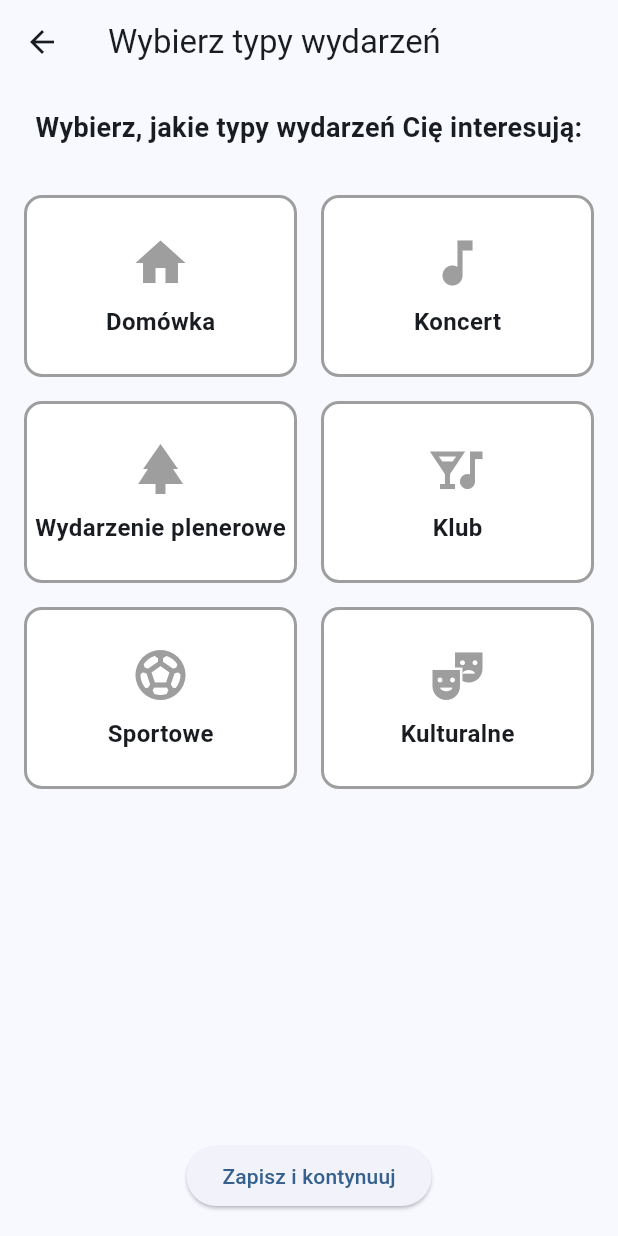
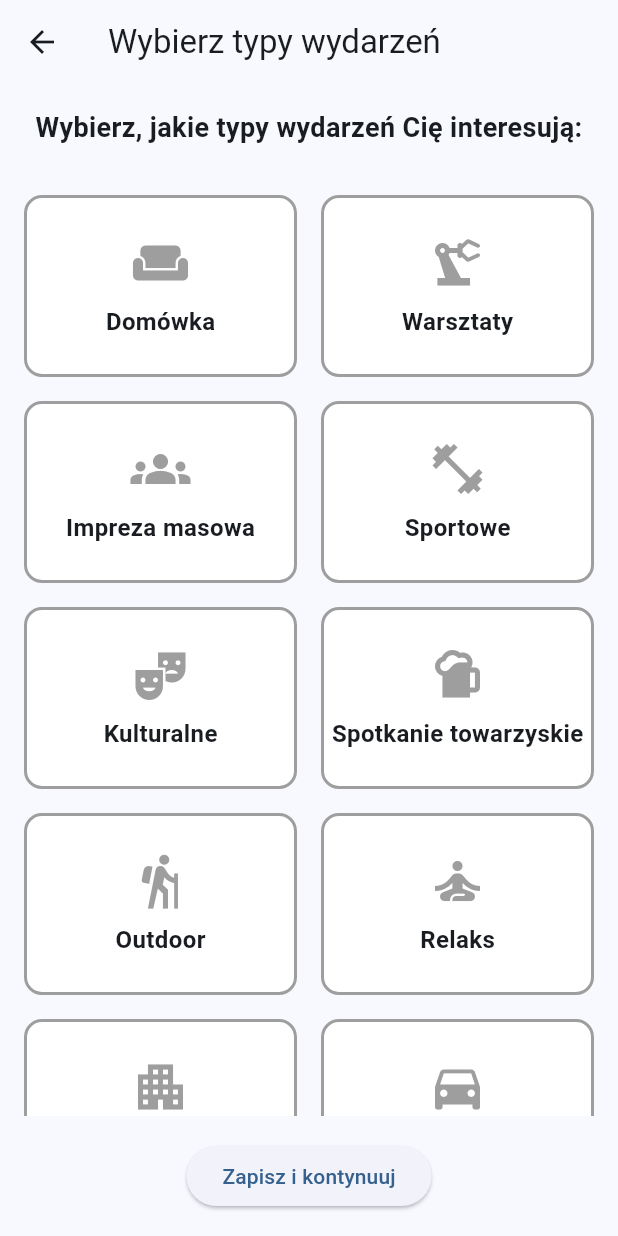
Before and after one commit to flasik1337/HiveIPZ, a Flutter app: the EventPreferencesPage screen opened directly with empty values, on a phone screen of 412 x 824 dp. Run offline on Flutter 3.47's test engine with Material 3 defaults, Android fonts, the phone set to English and light mode, and no system bars; our stand-ins replace flutter_svg, image_picker, shared_preferences; missing offline and left inert: biometric_login; accounts and stored records are empty; network calls fail.

Commit message:
update kategorii wydarzeń w preferencjach

```diff
--- a/aplikacja/lib/pages/event_preferences_page.dart
+++ b/aplikacja/lib/pages/event_preferences_page.dart
@@ -15,12 +15,16 @@ class EventPreferencesPage extends StatefulWidget {
 
 class _EventPreferencesPageState extends State<EventPreferencesPage> {
   final List<Map<String, dynamic>> eventTypes = [
-    {'type': 'Domówka', 'icon': Icons.home},
-    {'type': 'Koncert', 'icon': Icons.music_note},
-    {'type': 'Wydarzenie plenerowe', 'icon': Icons.park},
-    {'type': 'Klub', 'icon': Icons.nightlife},
-    {'type': 'Sportowe', 'icon': Icons.sports_soccer},
-    {'type': 'Kulturalne', 'icon': Icons.theater_comedy},
+  {'type': 'Domówka', 'icon': Icons.weekend},
+  {'type': 'Warsztaty', 'icon': Icons.precision_manufacturing},
+  {'type': 'Impreza masowa', 'icon': Icons.groups},
+  {'type': 'Sportowe', 'icon': Icons.fitness_center},
+  {'type': 'Kulturalne', 'icon': Icons.theater_comedy},
+  {'type': 'Spotkanie towarzyskie', 'icon': Icons.sports_bar},
+  {'type': 'Outdoor', 'icon': Icons.hiking},
+  {'type': 'Relaks', 'icon': Icons.self_improvement},
+  {'type': 'Firmowe', 'icon': Icons.apartment},
+  {'type': 'Motoryzacyjne', 'icon': Icons.directions_car},
   ];
 
   final Set<String> selectedEvents = {};
```
